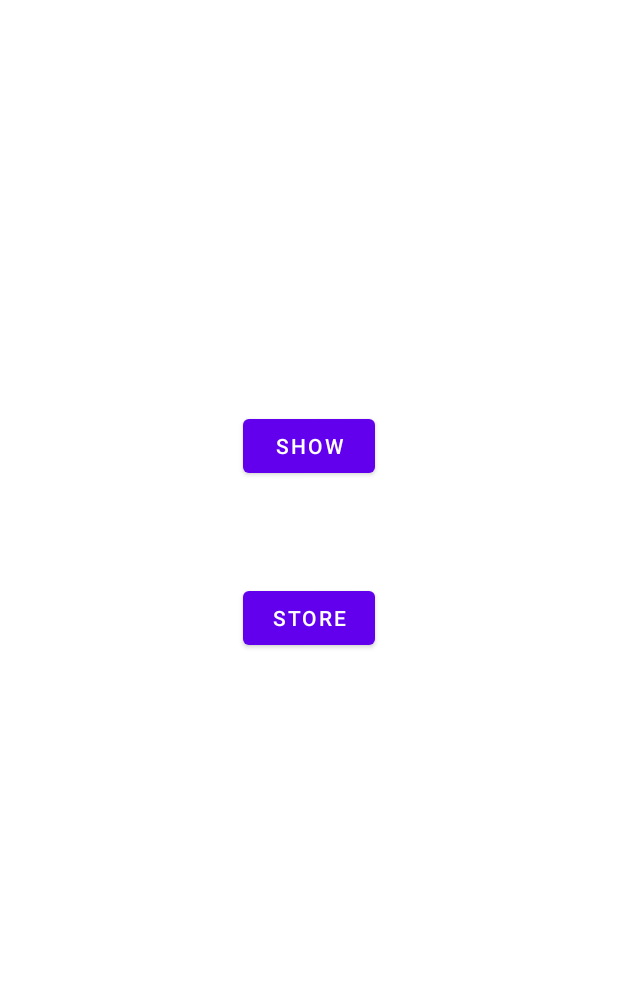
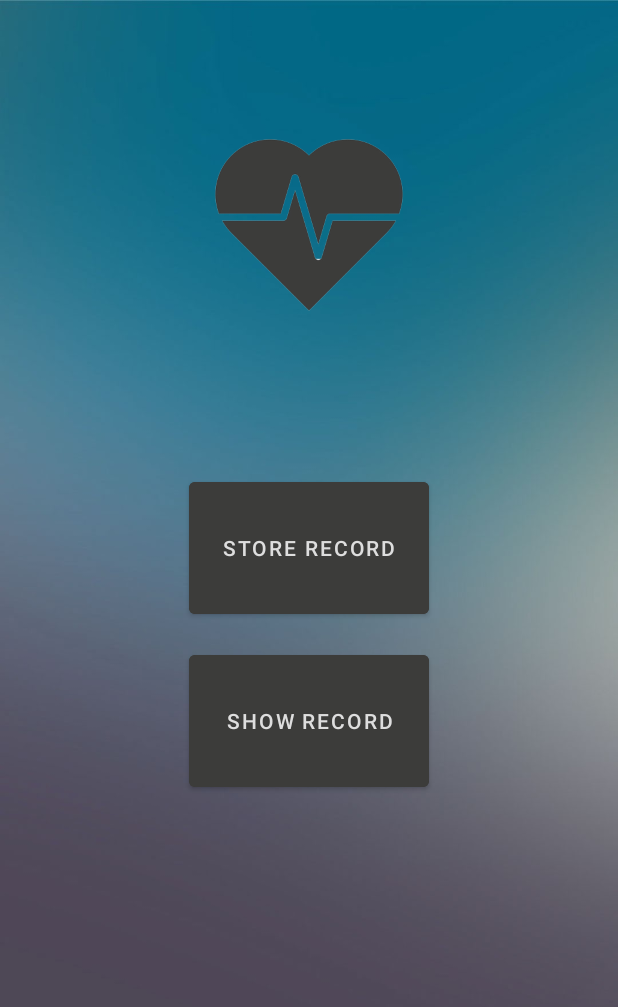
Before and after one commit to Maimuna-Chowdhury/CardiacRecorder-1907013-1907019, an Android app: the HomeActivity screen opened directly, with no data from a screen before it, on a phone screen of 412 x 824 dp. Shown: the top 1007 px of the screen. Run offline under Robolectric (Android 15) with nearby library versions, the phone set to English and light mode, and no system bars; Roboto replaces fonts that are not available here.

Commit message:
ui and listview changed

```diff
--- a/app/src/main/res/layout/activity_home.xml
+++ b/app/src/main/res/layout/activity_home.xml
@@ -1,29 +1,35 @@
 <?xml version="1.0" encoding="utf-8"?>
-<androidx.constraintlayout.widget.ConstraintLayout xmlns:android="http://schemas.android.com/apk/res/android"
+<LinearLayout xmlns:android="http://schemas.android.com/apk/res/android"
     xmlns:app="http://schemas.android.com/apk/res-auto"
     xmlns:tools="http://schemas.android.com/tools"
     android:layout_width="match_parent"
     android:layout_height="match_parent"
-    tools:context=".HomeActivity">
+    tools:context=".HomeActivity"
+    android:orientation="vertical"
+    android:background="@drawable/back1"
+    android:gravity="center_horizontal"
+    >
+
+    <ImageView
+        android:layout_width="200dp"
+        android:layout_height="300dp"
+        android:src="@drawable/heart1"/>
+
     <Button
         android:id="@+id/store_records"
-        android:layout_width="wrap_content"
-        android:layout_height="wrap_content"
-        android:text="Store"
-        app:layout_constraintBottom_toBottomOf="parent"
-        app:layout_constraintEnd_toEndOf="parent"
-        app:layout_constraintStart_toStartOf="parent"
-        app:layout_constraintTop_toTopOf="parent" />
+        android:layout_width="160dp"
+        android:layout_height="100dp"
+        android:backgroundTint="#3C3C3A"
+        android:textColor="@color/light_gray"
+        android:text="Store Record"
+        android:layout_margin="15dp"/>
 
     <Button
         android:id="@+id/show_records"
-        android:layout_width="wrap_content"
-        android:layout_height="wrap_content"
-        android:text="Show"
-        app:layout_constraintBottom_toBottomOf="parent"
-        app:layout_constraintEnd_toEndOf="parent"
-        app:layout_constraintHorizontal_bias="0.501"
-        app:layout_constraintStart_toStartOf="parent"
-        app:layout_constraintTop_toTopOf="parent"
-        app:layout_constraintVertical_bias="0.352" />
-</androidx.constraintlayout.widget.ConstraintLayout>
+        android:layout_width="160dp"
+        android:layout_height="100dp"
+        android:backgroundTint="#3C3C3A"
+        android:textColor="@color/light_gray"
+        android:text="Show Record"/>
+
+</LinearLayout>
```
Also changed, not shown: app/src/main/java/com/example/cardiacrecorder/CustomRecordAdapter.java (+41 -11 lines), app/src/main/java/com/example/cardiacrecorder/ShowRecords.java (+7 -0 lines), app/src/main/res/layout/sample_record.xml (+5 -13 lines), app/src/main/res/drawable-v24/img.png (added), app/src/main/res/drawable-v24/img_1.png (added), app/src/main/res/drawable-v24/img_2.png (added), app/src/main/res/drawable/heart1.png (added).
